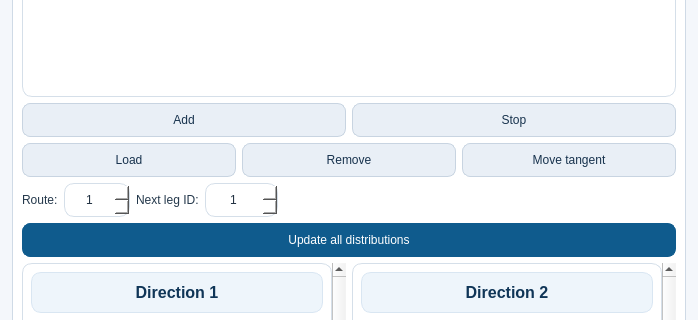
First picture: the form in omrat_base.ui, repository axelande/OMRAT, before the edit; both pictures show x 0 to 698 and y 167 to 487 of the 698 by 803 pixel window.
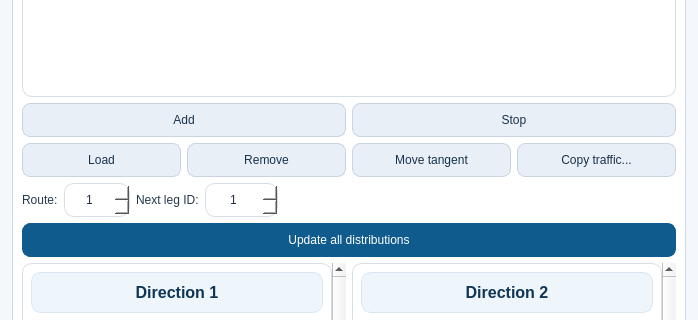
Second picture: the form after the edit.

Patch:
```diff
--- a/omrat_base.ui
+++ b/omrat_base.ui
@@ -299,6 +299,16 @@
                   </property>
                  </widget>
                 </item>
+                <item>
+                 <widget class="QPushButton" name="pbCopyTraffic">
+                  <property name="toolTip">
+                   <string>Copy traffic matrices and lateral distributions from one leg to other legs and lock them against AIS updates.</string>
+                  </property>
+                  <property name="text">
+                   <string>Copy traffic...</string>
+                  </property>
+                 </widget>
+                </item>
                </layout>
               </item>
               <item>
```
Left out of the diff: 1 changed line with no effect on the pictures.
